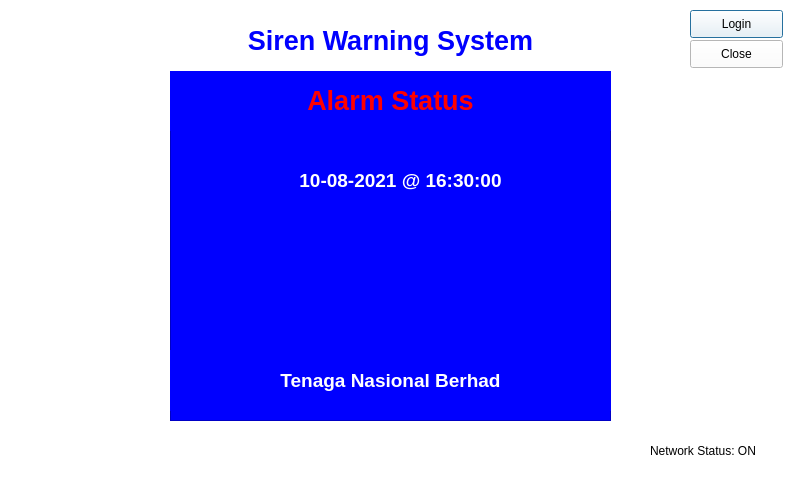
fakhrul/ecoi_tnb_iot, file idleDlg.ui: the form before one commit.
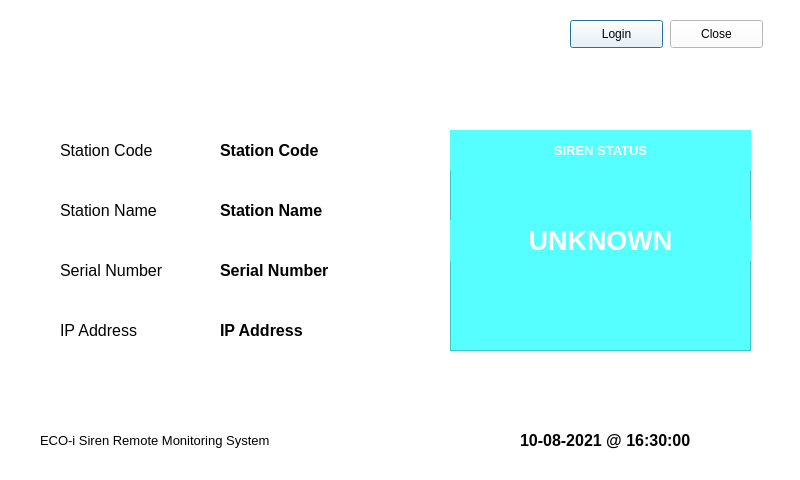
The form after the commit. Icons and pictures are not drawn.

```diff
--- a/idleDlg.ui
+++ b/idleDlg.ui
@@ -19,122 +19,6 @@
   <property name="styleSheet">
    <string notr="true">background-color: rgb(255, 255, 255);</string>
   </property>
-  <widget class="QFrame" name="frame">
-   <property name="geometry">
-    <rect>
-     <x>170</x>
-     <y>70</y>
-     <width>441</width>
-     <height>351</height>
-    </rect>
-   </property>
-   <property name="styleSheet">
-    <string notr="true">background-color: rgb(0, 0, 255);</string>
-   </property>
-   <property name="frameShape">
-    <enum>QFrame::StyledPanel</enum>
-   </property>
-   <property name="frameShadow">
-    <enum>QFrame::Raised</enum>
-   </property>
-   <widget class="QLabel" name="labelAlarmStatus">
-    <property name="geometry">
-     <rect>
-      <x>0</x>
-      <y>0</y>
-      <width>441</width>
-      <height>61</height>
-     </rect>
-    </property>
-    <property name="font">
-     <font>
-      <pointsize>20</pointsize>
-      <weight>75</weight>
-      <bold>true</bold>
-     </font>
-    </property>
-    <property name="styleSheet">
-     <string notr="true">color: rgb(255, 0, 0);</string>
-    </property>
-    <property name="text">
-     <string>Alarm Status</string>
-    </property>
-    <property name="alignment">
-     <set>Qt::AlignCenter</set>
-    </property>
-   </widget>
-   <widget class="QLabel" name="labelDateTime">
-    <property name="geometry">
-     <rect>
-      <x>10</x>
-      <y>80</y>
-      <width>441</width>
-      <height>61</height>
-     </rect>
-    </property>
-    <property name="font">
-     <font>
-      <pointsize>14</pointsize>
-      <weight>75</weight>
-      <bold>true</bold>
-     </font>
-    </property>
-    <property name="styleSheet">
-     <string notr="true">color: rgb(255, 255, 255);</string>
-    </property>
-    <property name="text">
-     <string>10-08-2021 @ 16:30:00</string>
-    </property>
-    <property name="alignment">
-     <set>Qt::AlignCenter</set>
-    </property>
-   </widget>
-   <widget class="QLabel" name="label_4">
-    <property name="geometry">
-     <rect>
-      <x>0</x>
-      <y>280</y>
-      <width>441</width>
-      <height>61</height>
-     </rect>
-    </property>
-    <property name="font">
-     <font>
-      <pointsize>14</pointsize>
-      <weight>75</weight>
-      <bold>true</bold>
-     </font>
-    </property>
-    <property name="styleSheet">
-     <string notr="true">color: rgb(255, 255, 255);</string>
-    </property>
-    <property name="text">
-     <string>Tenaga Nasional Berhad</string>
-    </property>
-    <property name="alignment">
-     <set>Qt::AlignCenter</set>
-    </property>
-   </widget>
-   <widget class="QLabel" name="labelLogo">
-    <property name="geometry">
-     <rect>
-      <x>140</x>
-      <y>140</y>
-      <width>161</width>
-      <height>121</height>
-     </rect>
-    </property>
-    <property name="text">
-     <string/>
-    </property>
-    <property name="pixmap">
-     <pixmap resource="resources.qrc">:/logo/images/logo.png</pixmap>
-    </property>
-    <property name="scaledContents">
-     <bool>true</bool>
-    </property>
-   </widget>
-  </widget>
   <widget class="QLabel" name="label_7">
    <property name="geometry">
     <rect>
@@ -157,8 +41,8 @@
   <widget class="QPushButton" name="pushButtonLogin">
    <property name="geometry">
     <rect>
-     <x>690</x>
-     <y>10</y>
+     <x>570</x>
+     <y>20</y>
      <width>93</width>
      <height>28</height>
     </rect>
@@ -170,47 +54,34 @@
   <widget class="QLabel" name="label_5">
    <property name="geometry">
     <rect>
-     <x>170</x>
-     <y>10</y>
-     <width>441</width>
+     <x>40</x>
+     <y>410</y>
+     <width>451</width>
      <height>61</height>
     </rect>
    </property>
    <property name="font">
     <font>
-     <pointsize>20</pointsize>
-     <weight>75</weight>
-     <bold>true</bold>
+     <pointsize>10</pointsize>
+     <weight>50</weight>
+     <bold>false</bold>
     </font>
    </property>
    <property name="styleSheet">
-    <string notr="true">color: rgb(0, 0, 255);</string>
+    <string notr="true">color: rgb(0, 0, 0);</string>
    </property>
    <property name="text">
-    <string>Siren Warning System</string>
+    <string>ECO-i Siren Remote Monitoring System</string>
    </property>
    <property name="alignment">
-    <set>Qt::AlignCenter</set>
-   </property>
-  </widget>
-  <widget class="QLabel" name="labelNetworkStatus">
-   <property name="geometry">
-    <rect>
-     <x>650</x>
-     <y>430</y>
-     <width>131</width>
-     <height>41</height>
-    </rect>
-   </property>
-   <property name="text">
-    <string>Network Status: ON</string>
+    <set>Qt::AlignLeading|Qt::AlignLeft|Qt::AlignVCenter</set>
    </property>
   </widget>
   <widget class="QPushButton" name="pushButtonClose">
    <property name="geometry">
     <rect>
-     <x>690</x>
-     <y>40</y>
+     <x>670</x>
+     <y>20</y>
      <width>93</width>
      <height>28</height>
     </rect>
@@ -219,6 +90,330 @@
     <string>Close</string>
    </property>
   </widget>
+  <widget class="QLabel" name="labelDateTime">
+   <property name="geometry">
+    <rect>
+     <x>520</x>
+     <y>420</y>
+     <width>261</width>
+     <height>41</height>
+    </rect>
+   </property>
+   <property name="font">
+    <font>
+     <pointsize>12</pointsize>
+     <weight>75</weight>
+     <bold>true</bold>
+    </font>
+   </property>
+   <property name="styleSheet">
+    <string notr="true">color: rgb(0, 0, 0);</string>
+   </property>
+   <property name="text">
+    <string>10-08-2021 @ 16:30:00</string>
+   </property>
+   <property name="alignment">
+    <set>Qt::AlignLeading|Qt::AlignLeft|Qt::AlignVCenter</set>
+   </property>
+  </widget>
+  <widget class="QLabel" name="labelLogo">
+   <property name="geometry">
+    <rect>
+     <x>30</x>
+     <y>20</y>
+     <width>151</width>
+     <height>61</height>
+    </rect>
+   </property>
+   <property name="text">
+    <string/>
+   </property>
+   <property name="pixmap">
+    <pixmap resource="resources.qrc">:/logo/images/ecoi_logo.png</pixmap>
+   </property>
+   <property name="scaledContents">
+    <bool>true</bool>
+   </property>
+  </widget>
+  <widget class="QLabel" name="labelDateTime_2">
+   <property name="geometry">
+    <rect>
+     <x>60</x>
+     <y>130</y>
+     <width>261</width>
+     <height>41</height>
+    </rect>
+   </property>
+   <property name="font">
+    <font>
+     <pointsize>12</pointsize>
+     <weight>50</weight>
+     <bold>false</bold>
+    </font>
+   </property>
+   <property name="styleSheet">
+    <string notr="true">color: rgb(0, 0, 0);</string>
+   </property>
+   <property name="text">
+    <string>Station Code</string>
+   </property>
+   <property name="alignment">
+    <set>Qt::AlignLeading|Qt::AlignLeft|Qt::AlignVCenter</set>
+   </property>
+  </widget>
+  <widget class="QLabel" name="labelDateTime_3">
+   <property name="geometry">
+    <rect>
+     <x>60</x>
+     <y>190</y>
+     <width>151</width>
+     <height>41</height>
+    </rect>
+   </property>
+   <property name="font">
+    <font>
+     <pointsize>12</pointsize>
+     <weight>50</weight>
+     <bold>false</bold>
+    </font>
+   </property>
+   <property name="styleSheet">
+    <string notr="true">color: rgb(0, 0, 0);</string>
+   </property>
+   <property name="text">
+    <string>Station Name</string>
+   </property>
+   <property name="alignment">
+    <set>Qt::AlignLeading|Qt::AlignLeft|Qt::AlignVCenter</set>
+   </property>
+  </widget>
+  <widget class="QLabel" name="labelDateTime_4">
+   <property name="geometry">
+    <rect>
+     <x>60</x>
+     <y>250</y>
+     <width>151</width>
+     <height>41</height>
+    </rect>
+   </property>
+   <property name="font">
+    <font>
+     <pointsize>12</pointsize>
+     <weight>50</weight>
+     <bold>false</bold>
+    </font>
+   </property>
+   <property name="styleSheet">
+    <string notr="true">color: rgb(0, 0, 0);</string>
+   </property>
+   <property name="text">
+    <string>Serial Number</string>
+   </property>
+   <property name="alignment">
+    <set>Qt::AlignLeading|Qt::AlignLeft|Qt::AlignVCenter</set>
+   </property>
+  </widget>
+  <widget class="QLabel" name="labelDateTime_5">
+   <property name="geometry">
+    <rect>
+     <x>60</x>
+     <y>310</y>
+     <width>151</width>
+     <height>41</height>
+    </rect>
+   </property>
+   <property name="font">
+    <font>
+     <pointsize>12</pointsize>
+     <weight>50</weight>
+     <bold>false</bold>
+    </font>
+   </property>
+   <property name="styleSheet">
+    <string notr="true">color: rgb(0, 0, 0);</string>
+   </property>
+   <property name="text">
+    <string>IP Address</string>
+   </property>
+   <property name="alignment">
+    <set>Qt::AlignLeading|Qt::AlignLeft|Qt::AlignVCenter</set>
+   </property>
+  </widget>
+  <widget class="QLabel" name="labelStationCode">
+   <property name="geometry">
+    <rect>
+     <x>220</x>
+     <y>130</y>
+     <width>211</width>
+     <height>41</height>
+    </rect>
+   </property>
+   <property name="font">
+    <font>
+     <pointsize>12</pointsize>
+     <weight>75</weight>
+     <bold>true</bold>
+    </font>
+   </property>
+   <property name="styleSheet">
+    <string notr="true">color: rgb(0, 0, 0);</string>
+   </property>
+   <property name="text">
+    <string>Station Code</string>
+   </property>
+   <property name="alignment">
+    <set>Qt::AlignLeading|Qt::AlignLeft|Qt::AlignVCenter</set>
+   </property>
+  </widget>
+  <widget class="QLabel" name="labelStationName">
+   <property name="geometry">
+    <rect>
+     <x>220</x>
+     <y>190</y>
+     <width>211</width>
+     <height>41</height>
+    </rect>
+   </property>
+   <property name="font">
+    <font>
+     <pointsize>12</pointsize>
+     <weight>75</weight>
+     <bold>true</bold>
+    </font>
+   </property>
+   <property name="styleSheet">
+    <string notr="true">color: rgb(0, 0, 0);</string>
+   </property>
+   <property name="text">
+    <string>Station Name</string>
+   </property>
+   <property name="alignment">
+    <set>Qt::AlignLeading|Qt::AlignLeft|Qt::AlignVCenter</set>
+   </property>
+  </widget>
+  <widget class="QLabel" name="labelIpAddress">
+   <property name="geometry">
+    <rect>
+     <x>220</x>
+     <y>310</y>
+     <width>211</width>
+     <height>41</height>
+    </rect>
+   </property>
+   <property name="font">
+    <font>
+     <pointsize>12</pointsize>
+     <weight>75</weight>
+     <bold>true</bold>
+    </font>
+   </property>
+   <property name="styleSheet">
+    <string notr="true">color: rgb(0, 0, 0);</string>
+   </property>
+   <property name="text">
+    <string>IP Address</string>
+   </property>
+   <property name="alignment">
+    <set>Qt::AlignLeading|Qt::AlignLeft|Qt::AlignVCenter</set>
+   </property>
+  </widget>
+  <widget class="QLabel" name="labelSerialNumber">
+   <property name="geometry">
+    <rect>
+     <x>220</x>
+     <y>250</y>
+     <width>211</width>
+     <height>41</height>
+    </rect>
+   </property>
+   <property name="font">
+    <font>
+     <pointsize>12</pointsize>
+     <weight>75</weight>
+     <bold>true</bold>
+    </font>
+   </property>
+   <property name="styleSheet">
+    <string notr="true">color: rgb(0, 0, 0);</string>
+   </property>
+   <property name="text">
+    <string>Serial Number</string>
+   </property>
+   <property name="alignment">
+    <set>Qt::AlignLeading|Qt::AlignLeft|Qt::AlignVCenter</set>
+   </property>
+  </widget>
+  <widget class="QFrame" name="frameSirenState">
+   <property name="geometry">
+    <rect>
+     <x>450</x>
+     <y>130</y>
+     <width>301</width>
+     <height>221</height>
+    </rect>
+   </property>
+   <property name="styleSheet">
+    <string notr="true">background-color: rgb(85, 255, 255);</string>
+   </property>
+   <property name="frameShape">
+    <enum>QFrame::StyledPanel</enum>
+   </property>
+   <property name="frameShadow">
+    <enum>QFrame::Raised</enum>
+   </property>
+   <widget class="QLabel" name="labelDateTime_6">
+    <property name="geometry">
+     <rect>
+      <x>0</x>
+      <y>0</y>
+      <width>301</width>
+      <height>41</height>
+     </rect>
+    </property>
+    <property name="font">
+     <font>
+      <pointsize>10</pointsize>
+      <weight>75</weight>
+      <bold>true</bold>
+     </font>
+    </property>
+    <property name="styleSheet">
+     <string notr="true">color: rgb(255, 255, 255);</string>
+    </property>
+    <property name="text">
+     <string>SIREN STATUS</string>
+    </property>
+    <property name="alignment">
+     <set>Qt::AlignCenter</set>
+    </property>
+   </widget>
+   <widget class="QLabel" name="labelSirenState">
+    <property name="geometry">
+     <rect>
+      <x>0</x>
+      <y>90</y>
+      <width>301</width>
+      <height>41</height>
+     </rect>
+    </property>
+    <property name="font">
+     <font>
+      <pointsize>20</pointsize>
+      <weight>75</weight>
+      <bold>true</bold>
+     </font>
+    </property>
+    <property name="styleSheet">
+     <string notr="true">color: rgb(255, 255, 255);</string>
+    </property>
+    <property name="text">
+     <string>UNKNOWN</string>
+    </property>
+    <property name="alignment">
+     <set>Qt::AlignCenter</set>
+    </property>
+   </widget>
+  </widget>
  </widget>
  <resources>
   <include location="resources.qrc"/>
```
Left out of the diff: 1 changed line with no effect on the pictures.
